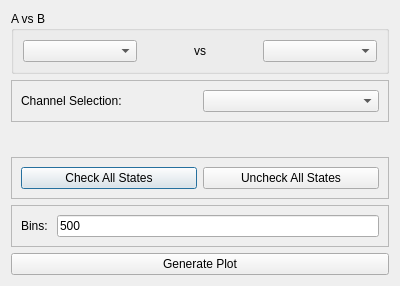
Old version of the form massGui/ui/avsbSetup.ui in the repository gmondee/massGui.
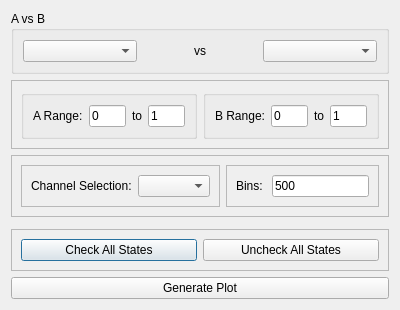
New version of the form. Custom widgets are drawn as their Qt base class.

Commit message: better bounds for avsb

Diff of the .ui file:
```diff
--- a/massGui/ui/avsbSetup.ui
+++ b/massGui/ui/avsbSetup.ui
@@ -40,29 +40,156 @@
     </widget>
    </item>
    <item>
-    <widget class="QFrame" name="frame">
-     <property name="maximumSize">
-      <size>
-       <width>16777215</width>
-       <height>50</height>
-      </size>
+    <widget class="QFrame" name="rangeFrame">
+     <property name="frameShape">
+      <enum>QFrame::StyledPanel</enum>
      </property>
+     <property name="frameShadow">
+      <enum>QFrame::Raised</enum>
+     </property>
+     <layout class="QHBoxLayout" name="horizontalLayout_5">
+      <item>
+       <widget class="QGroupBox" name="groupBox_3">
+        <property name="title">
+         <string/>
+        </property>
+        <layout class="QHBoxLayout" name="horizontalLayout_6">
+         <item>
+          <widget class="QLabel" name="label_4">
+           <property name="text">
+            <string>A Range:</string>
+           </property>
+          </widget>
+         </item>
+         <item>
+          <widget class="QLineEdit" name="aRangeLo">
+           <property name="text">
+            <string>0</string>
+           </property>
+          </widget>
+         </item>
+         <item>
+          <widget class="QLabel" name="label_5">
+           <property name="text">
+            <string>to</string>
+           </property>
+          </widget>
+         </item>
+         <item>
+          <widget class="QLineEdit" name="aRangeHi">
+           <property name="text">
+            <string>1</string>
+           </property>
+          </widget>
+         </item>
+        </layout>
+       </widget>
+      </item>
+      <item>
+       <widget class="QGroupBox" name="groupBox_4">
+        <property name="title">
+         <string/>
+        </property>
+        <layout class="QHBoxLayout" name="horizontalLayout_7">
+         <item>
+          <widget class="QLabel" name="label_7">
+           <property name="text">
+            <string>B Range:</string>
+           </property>
+          </widget>
+         </item>
+         <item>
+          <widget class="QLineEdit" name="bRangeLo">
+           <property name="text">
+            <string>0</string>
+           </property>
+          </widget>
+         </item>
+         <item>
+          <widget class="QLabel" name="label_8">
+           <property name="text">
+            <string>to</string>
+           </property>
+          </widget>
+         </item>
+         <item>
+          <widget class="QLineEdit" name="bRangeHi">
+           <property name="text">
+            <string>1</string>
+           </property>
+          </widget>
+         </item>
+        </layout>
+       </widget>
+      </item>
+     </layout>
+    </widget>
+   </item>
+   <item>
+    <widget class="QFrame" name="frame_3">
      <property name="frameShape">
       <enum>QFrame::StyledPanel</enum>
      </property>
      <property name="frameShadow">
       <enum>QFrame::Raised</enum>
      </property>
-     <layout class="QHBoxLayout" name="horizontalLayout">
+     <layout class="QHBoxLayout" name="horizontalLayout_8">
       <item>
-       <widget class="QLabel" name="label">
-        <property name="text">
-         <string>Channel Selection:</string>
+       <widget class="QFrame" name="frame">
+        <property name="maximumSize">
+         <size>
+          <width>16777215</width>
+          <height>50</height>
+         </size>
         </property>
+        <property name="frameShape">
+         <enum>QFrame::StyledPanel</enum>
+        </property>
+        <property name="frameShadow">
+         <enum>QFrame::Raised</enum>
+        </property>
+        <layout class="QHBoxLayout" name="horizontalLayout">
+         <item>
+          <widget class="QLabel" name="label">
+           <property name="text">
+            <string>Channel Selection:</string>
+           </property>
+          </widget>
+         </item>
+         <item>
+          <widget class="QComboBox" name="channelBox"/>
+         </item>
+        </layout>
        </widget>
       </item>
       <item>
-       <widget class="QComboBox" name="channelBox"/>
+       <widget class="QFrame" name="binsFrame">
+        <property name="frameShape">
+         <enum>QFrame::StyledPanel</enum>
+        </property>
+        <property name="frameShadow">
+         <enum>QFrame::Raised</enum>
+        </property>
+        <layout class="QHBoxLayout" name="horizontalLayout_3">
+         <item>
+          <widget class="QLabel" name="label_3">
+           <property name="text">
+            <string>Bins: </string>
+           </property>
+          </widget>
+         </item>
+         <item>
+          <widget class="QLineEdit" name="binsBox">
+           <property name="inputMethodHints">
+            <set>Qt::ImhPreferNumbers</set>
+           </property>
+           <property name="text">
+            <string>500</string>
+           </property>
+          </widget>
+         </item>
+        </layout>
+       </widget>
       </item>
      </layout>
     </widget>
@@ -96,35 +223,6 @@
      </layout>
     </widget>
    </item>
-   <item>
-    <widget class="QFrame" name="binsFrame">
-     <property name="frameShape">
-      <enum>QFrame::StyledPanel</enum>
-     </property>
-     <property name="frameShadow">
-      <enum>QFrame::Raised</enum>
-     </property>
-     <layout class="QHBoxLayout" name="horizontalLayout_3">
-      <item>
-       <widget class="QLabel" name="label_3">
-        <property name="text">
-         <string>Bins: </string>
-        </property>
-       </widget>
-      </item>
-      <item>
-       <widget class="QLineEdit" name="binsBox">
-        <property name="inputMethodHints">
-         <set>Qt::ImhPreferNumbers</set>
-        </property>
-        <property name="text">
-         <string>500</string>
-        </property>
-       </widget>
-      </item>
-     </layout>
-    </widget>
-   </item>
    <item>
     <widget class="QPushButton" name="plotButton">
      <property name="text">
```
The commit also changes 2 other files.
